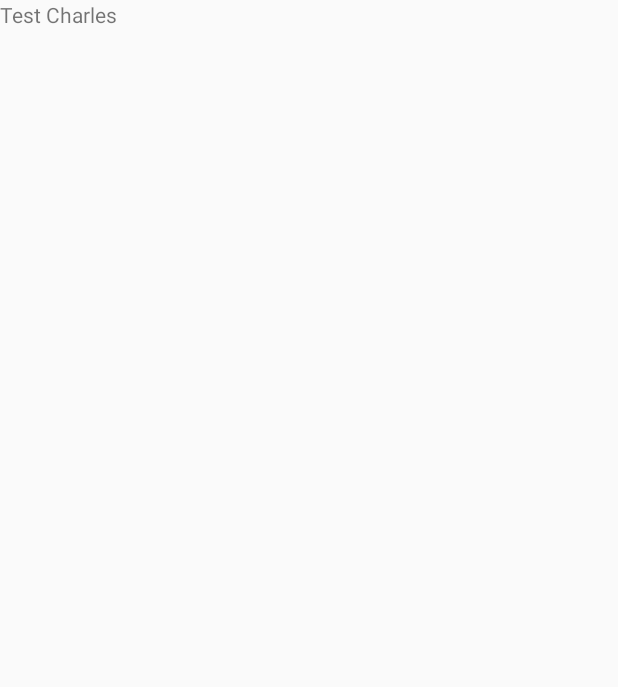
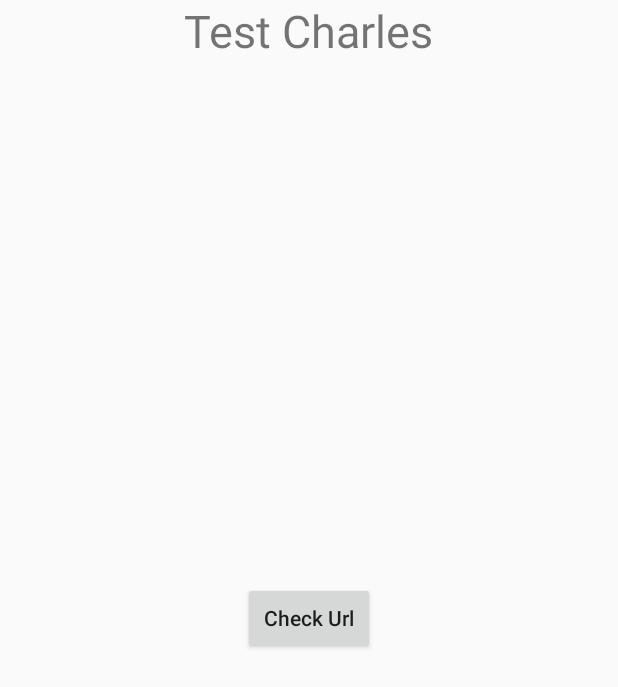
Before and after one commit to YingVickyCao/TestChareles, an Android app: the screen it shows after launch (MainActivity), on a phone screen of 412 x 824 dp. Before the commit the part shown is almost empty. Shown: the top 687 px of the screen. Run offline under Robolectric (Android 15) with nearby library versions, the phone set to English and light mode, and no system bars.

```diff
--- a/app/src/main/AndroidManifest.xml
+++ b/app/src/main/AndroidManifest.xml
@@ -1,11 +1,15 @@
 <?xml version="1.0" encoding="utf-8"?>
 <manifest xmlns:android="http://schemas.android.com/apk/res/android"
     package="com.hades.example.android.testcharles">
+
+    <uses-permission android:name="android.permission.INTERNET" />
+    <uses-permission android:name="android.permission.WRITE_EXTERNAL_STORAGE" />
 
     <application
         android:allowBackup="true"
         android:icon="@mipmap/ic_launcher"
         android:label="@string/app_name"
+        android:networkSecurityConfig="@xml/network_security_config_4_charles"
         android:roundIcon="@mipmap/ic_launcher_round"
         android:supportsRtl="true"
         android:theme="@style/AppTheme">
--- a/app/src/main/res/layout/activity_main.xml
+++ b/app/src/main/res/layout/activity_main.xml
@@ -8,7 +8,17 @@
 
     <androidx.appcompat.widget.AppCompatTextView
         android:layout_width="wrap_content"
+        android:layout_height="wrap_content"
+        android:layout_centerHorizontal="true"
         android:text="Test Charles"
-        android:layout_height="wrap_content"/>
+        android:textSize="30sp" />
+
+    <androidx.appcompat.widget.AppCompatButton
+        android:layout_width="wrap_content"
+        android:id="@+id/checkUrl"
+        android:layout_height="wrap_content"
+        android:layout_centerInParent="true"
+        android:text="Check Url"
+        android:textAllCaps="false" />
 
 </RelativeLayout>
```
Also changed, not shown: app/src/main/java/com/hades/example/android/testcharles/MainActivity.java (+38 -0 lines), app/src/main/java/com/hades/example/android/testcharles/MyHostnameVerifier.java (added, +16 -0 lines), app/src/main/res/xml/network_security_config_4_charles.xml (added, +11 -0 lines), 1 other file.
